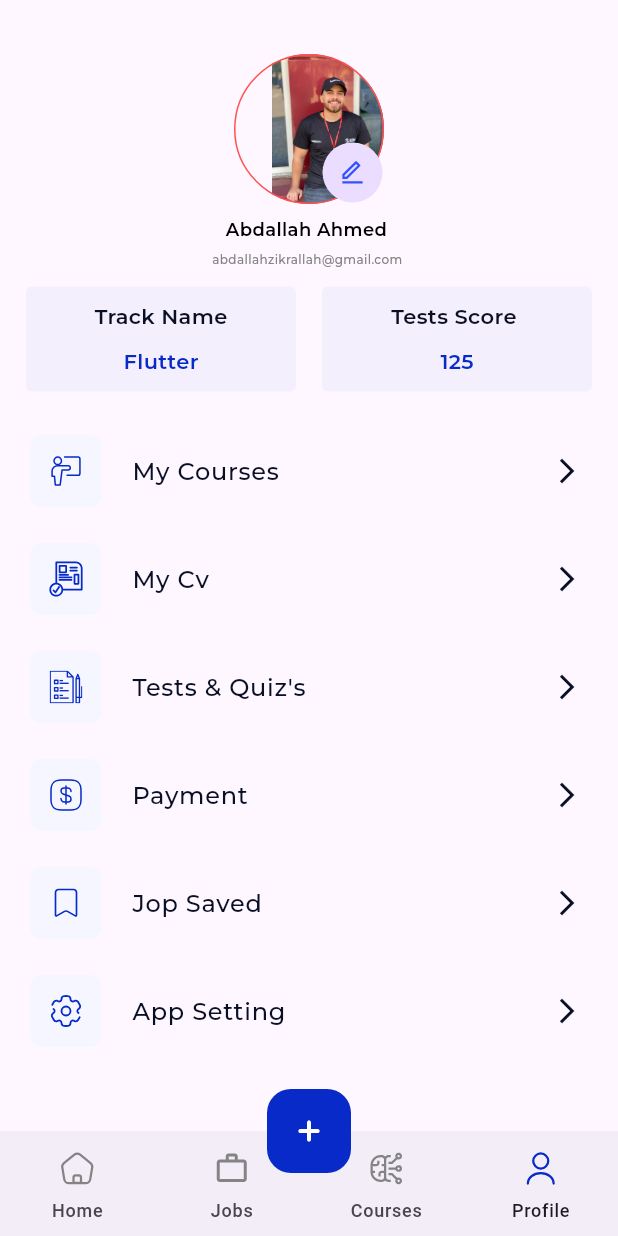
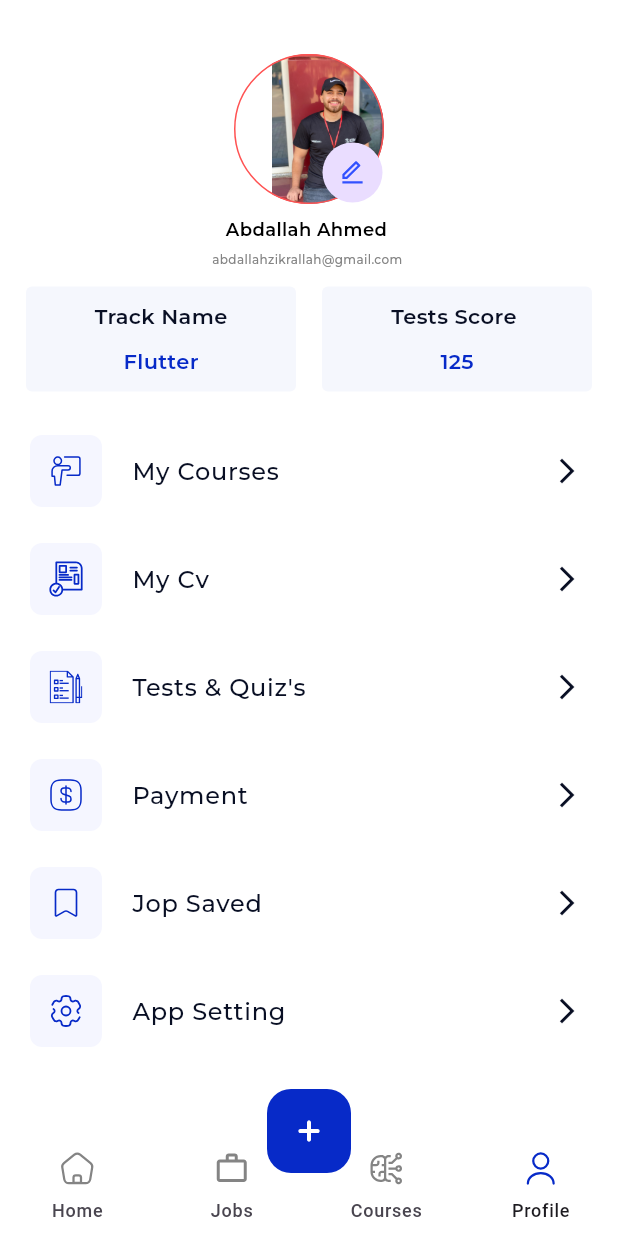
Before and after one commit to ismail-24/Jobee, a Flutter app: the BottomNavBar screen opened by its route, item 4 of the bottom bar chosen, on a phone screen of 412 x 824 dp. Run offline on Flutter 3.47's test engine with Material 3 defaults, Android fonts, the phone set to English and light mode, and no system bars; our stand-ins replace animate_do, bloc, cloud_firestore, dotted_border, firebase_auth, firebase_core and 6 more; accounts and stored records are empty; project files that could hold a hidden picture were left out.

Commit message:
make background color white

```diff
--- a/lib/pages/notifications_page.dart
+++ b/lib/pages/notifications_page.dart
@@ -9,10 +9,12 @@ class NotificationPage extends StatelessWidget {
   @override
   Widget build(BuildContext context) {
     return Scaffold(
+      backgroundColor: Colors.white,
       appBar: AppBar(
+        backgroundColor: Colors.white,
         automaticallyImplyLeading: false,
         scrolledUnderElevation: 0,
-        leading: CustomBackButton(),
+        leading: const CustomBackButton(),
         title: const Center(
           child: Text(
             'Notifications',
@@ -27,7 +29,7 @@ class NotificationPage extends StatelessWidget {
         itemCount: 20,
         itemBuilder: (context, index) {
           DateTime now = DateTime.now();
-          return NotificationTemplate();
+          return const NotificationTemplate();
         },
       ),
     );
--- a/lib/pages/onboarding_pages/onboarding_page.dart
+++ b/lib/pages/onboarding_pages/onboarding_page.dart
@@ -4,7 +4,7 @@ import 'package:jobee/pages/login_page.dart';
 import 'package:jobee/pages/onboarding_pages/bottom_onboarding.dart';
 
 class OnBoardingPage extends StatefulWidget {
-  OnBoardingPage({
+  const OnBoardingPage({
     super.key,
   });
   static String id = 'OnBoardingPage';
@@ -21,7 +21,9 @@ class _OnBoardingPageState extends State<OnBoardingPage> {
     final screenSize = MediaQuery.of(context).size;
 
     return Scaffold(
+      backgroundColor: Colors.white,
       appBar: AppBar(
+        backgroundColor: Colors.white,
         leading: IconButton(
           icon: Icon(
             Icons.arrow_back,
--- a/lib/profile/presentation/screens/profile_screen.dart
+++ b/lib/profile/presentation/screens/profile_screen.dart
@@ -15,7 +15,9 @@ class ProfileScreen extends StatelessWidget {
 
   @override
   Widget build(BuildContext context) {
-    return Column(
+    return Container(
+      color: Colors.white,
+      child: Column(
         mainAxisAlignment: MainAxisAlignment.center,
         crossAxisAlignment: CrossAxisAlignment.stretch,
         children: [
@@ -42,7 +44,8 @@ class ProfileScreen extends StatelessWidget {
                           onTap: () =>
                               Navigator.pushNamed(context, EditProfile.id),
                           child: CircleAvatar(
-                          child: SvgPicture.asset('assets/icons_svg/edit.svg'),
+                            child:
+                                SvgPicture.asset('assets/icons_svg/edit.svg'),
                           )),
                     ),
                   )
@@ -93,7 +96,7 @@ class ProfileScreen extends StatelessWidget {
               ),
             ],
           ),
-        SizedBox(
+          const SizedBox(
             height: 25,
           ),
           CustomProfileListTile(
@@ -125,6 +128,7 @@ class ProfileScreen extends StatelessWidget {
             imagePAth: AssetsPath.settingIcon,
           ),
         ],
+      ),
     );
   }
 }
--- a/lib/widgets/bottom_nav_bar.dart
+++ b/lib/widgets/bottom_nav_bar.dart
@@ -43,11 +43,12 @@ class _BottomNavBarState extends State<BottomNavBar> {
       bottomNavigationBar: NavigationBar(
           selectedIndex: index,
           onDestinationSelected: (value) => setState(
-                () => this.index = value,
+                () => index = value,
               ),
           elevation: 0,
           indicatorColor: Colors.transparent,
-          overlayColor: const MaterialStatePropertyAll(Colors.transparent),
+          overlayColor: const WidgetStatePropertyAll(Colors.transparent),
+          backgroundColor: Colors.white,
           height: 70,
           destinations: [
             NavigationDestination(
```
Lines whose indentation alone changed are shown as unchanged.
